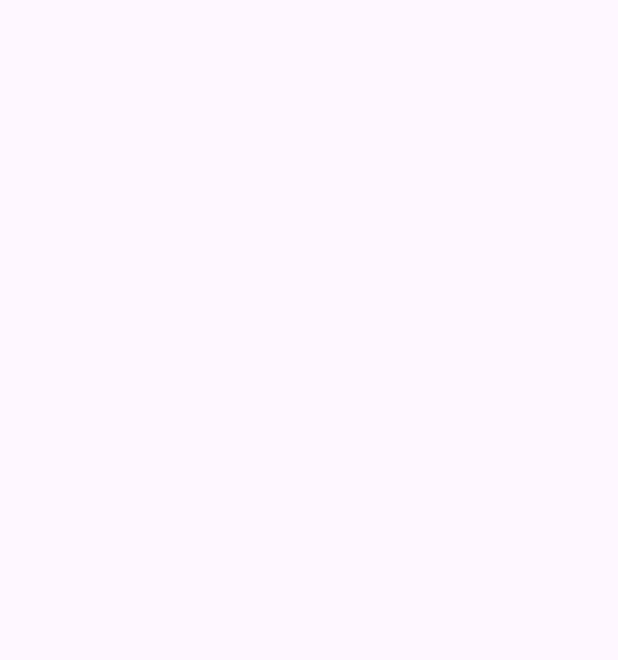
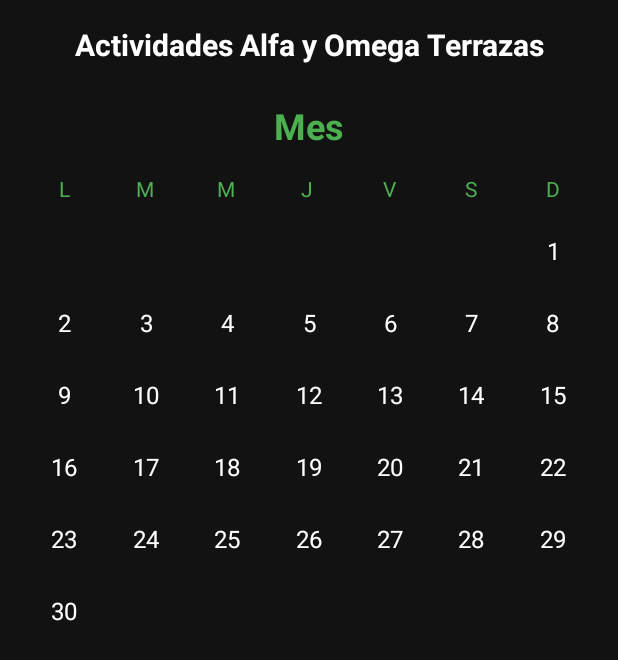
Before and after one commit to jeisonacuna23/ayo-terrazas-actividades, an Android app: the screen it shows after launch (MainActivity), on a phone screen of 412 x 824 dp. Before the commit the part shown is empty. Shown: the top 660 px of the screen. Run offline under Robolectric (Android 15) with nearby library versions, the phone set to English and light mode, and no system bars.

Commit message:
Interfaz de calendario mensual base

```diff
--- a/app/build.gradle.kts
+++ b/app/build.gradle.kts
@@ -45,4 +45,5 @@ dependencies {
     implementation("androidx.core:core-ktx:1.13.1")
     implementation("androidx.appcompat:appcompat:1.7.0")
     implementation("com.google.android.material:material:1.12.0")
+    implementation("androidx.recyclerview:recyclerview:1.3.2")
 }
--- a/app/src/main/java/com/alfayomega/terrazas/MainActivity.kt
+++ b/app/src/main/java/com/alfayomega/terrazas/MainActivity.kt
@@ -1,11 +1,72 @@
 package com.alfayomega.terrazas
 
 import android.os.Bundle
+import android.view.LayoutInflater
+import android.view.View
+import android.view.ViewGroup
+import android.widget.TextView
 import androidx.appcompat.app.AppCompatActivity
+import androidx.recyclerview.widget.GridLayoutManager
+import androidx.recyclerview.widget.RecyclerView
+import java.util.Calendar
 
 class MainActivity : AppCompatActivity() {
     override fun onCreate(savedInstanceState: Bundle?) {
         super.onCreate(savedInstanceState)
         setContentView(R.layout.activity_main)
+
+        val recyclerView = findViewById<RecyclerView>(R.id.recyclerViewCalendario)
+        recyclerView.layoutManager = GridLayoutManager(this, 7)
+
+        val daysList = generarDiasMesActual()
+        recyclerView.adapter = CalendarioAdapter(daysList)
+    }
+
+    private fun generarDiasMesActual(): List<String?> {
+        val cal = Calendar.getInstance()
+        // Ir al primer día del mes actual
+        cal.set(Calendar.DAY_OF_MONTH, 1)
+
+        // Calcular los huecos antes del día 1 (para que la semana inicie en Lunes)
+        // En Calendar: Domingo=1, Lunes=2... Sábado=7
+        val primerDiaSemana = cal.get(Calendar.DAY_OF_WEEK)
+        val huecos = if (primerDiaSemana == Calendar.SUNDAY) 6 else primerDiaSemana - 2
+
+        val totalDias = cal.getActualMaximum(Calendar.DAY_OF_MONTH)
+        val lista = mutableListOf<String?>()
+
+        // Agregar espacios vacíos
+        for (i in 0 until huecos) {
+            lista.add(null)
+        }
+        // Agregar los días reales del mes
+        for (i in 1..totalDias) {
+            lista.add(i.toString())
+        }
+        return lista
     }
 }
+
+class CalendarioAdapter(private val dias: List<String?>) : RecyclerView.Adapter<CalendarioAdapter.DiaViewHolder>() {
+    class DiaViewHolder(itemView: View) : RecyclerView.ViewHolder(itemView) {
+        val tvDia: TextView = itemView.findViewById(R.id.tvDia)
+    }
+
+    override fun onCreateViewHolder(parent: ViewGroup, viewType: Int): DiaViewHolder {
+        val view = LayoutInflater.from(parent.context).inflate(R.layout.item_dia_calendario, parent, false)
+        return DiaViewHolder(view)
+    }
+
+    override fun onBindViewHolder(holder: DiaViewHolder, position: Int) {
+        val dia = dias[position]
+        if (dia != null) {
+            holder.tvDia.text = dia
+            holder.tvDia.visibility = View.VISIBLE
+            // Aquí conectaremos el click para abrir tu modal más adelante.
+        } else {
+            holder.tvDia.visibility = View.INVISIBLE
+        }
+    }
+
+    override fun getItemCount(): Int = dias.size
+}
--- a/app/src/main/res/layout/activity_main.xml
+++ b/app/src/main/res/layout/activity_main.xml
@@ -1,4 +1,49 @@
 <?xml version="1.0" encoding="utf-8"?>
-<FrameLayout xmlns:android="http://schemas.android.com/apk/res/android"
+<LinearLayout xmlns:android="http://schemas.android.com/apk/res/android"
     android:layout_width="match_parent"
-    android:layout_height="match_parent" />
+    android:layout_height="match_parent"
+    android:orientation="vertical"
+    android:background="@color/negro_fondo"
+    android:padding="16dp">
+
+    <TextView
+        android:layout_width="match_parent"
+        android:layout_height="wrap_content"
+        android:text="Actividades Alfa y Omega Terrazas"
+        android:textColor="@color/blanco_texto"
+        android:textSize="20sp"
+        android:textStyle="bold"
+        android:gravity="center"
+        android:layout_marginBottom="24dp"/>
+
+    <TextView
+        android:id="@+id/tvMes"
+        android:layout_width="match_parent"
+        android:layout_height="wrap_content"
+        android:text="Mes"
+        android:textColor="@color/verde_alfa"
+        android:textSize="24sp"
+        android:textStyle="bold"
+        android:gravity="center"
+        android:layout_marginBottom="16dp"/>
+
+    <LinearLayout
+        android:layout_width="match_parent"
+        android:layout_height="wrap_content"
+        android:orientation="horizontal"
+        android:layout_marginBottom="8dp">
+        <TextView android:layout_width="0dp" android:layout_height="wrap_content" android:layout_weight="1" android:text="L" android:textColor="@color/verde_alfa" android:gravity="center"/>
+        <TextView android:layout_width="0dp" android:layout_height="wrap_content" android:layout_weight="1" android:text="M" android:textColor="@color/verde_alfa" android:gravity="center"/>
+        <TextView android:layout_width="0dp" android:layout_height="wrap_content" android:layout_weight="1" android:text="M" android:textColor="@color/verde_alfa" android:gravity="center"/>
+        <TextView android:layout_width="0dp" android:layout_height="wrap_content" android:layout_weight="1" android:text="J" android:textColor="@color/verde_alfa" android:gravity="center"/>
+        <TextView android:layout_width="0dp" android:layout_height="wrap_content" android:layout_weight="1" android:text="V" android:textColor="@color/verde_alfa" android:gravity="center"/>
+        <TextView android:layout_width="0dp" android:layout_height="wrap_content" android:layout_weight="1" android:text="S" android:textColor="@color/verde_alfa" android:gravity="center"/>
+        <TextView android:layout_width="0dp" android:layout_height="wrap_content" android:layout_weight="1" android:text="D" android:textColor="@color/verde_alfa" android:gravity="center"/>
+    </LinearLayout>
+
+    <androidx.recyclerview.widget.RecyclerView
+        android:id="@+id/recyclerViewCalendario"
+        android:layout_width="match_parent"
+        android:layout_height="0dp"
+        android:layout_weight="1" />
+</LinearLayout>
--- /dev/null
+++ b/app/src/main/res/layout/item_dia_calendario.xml
@@ -0,0 +1,9 @@
+<?xml version="1.0" encoding="utf-8"?>
+<TextView xmlns:android="http://schemas.android.com/apk/res/android"
+    android:id="@+id/tvDia"
+    android:layout_width="match_parent"
+    android:layout_height="48dp"
+    android:gravity="center"
+    android:text="1"
+    android:textColor="@color/blanco_texto"
+    android:textSize="16sp" />
--- /dev/null
+++ b/app/src/main/res/values/colors.xml
@@ -0,0 +1,6 @@
+<?xml version="1.0" encoding="utf-8"?>
+<resources>
+    <color name="verde_alfa">#4CAF50</color>
+    <color name="negro_fondo">#121212</color>
+    <color name="blanco_texto">#FFFFFF</color>
+</resources>
```
